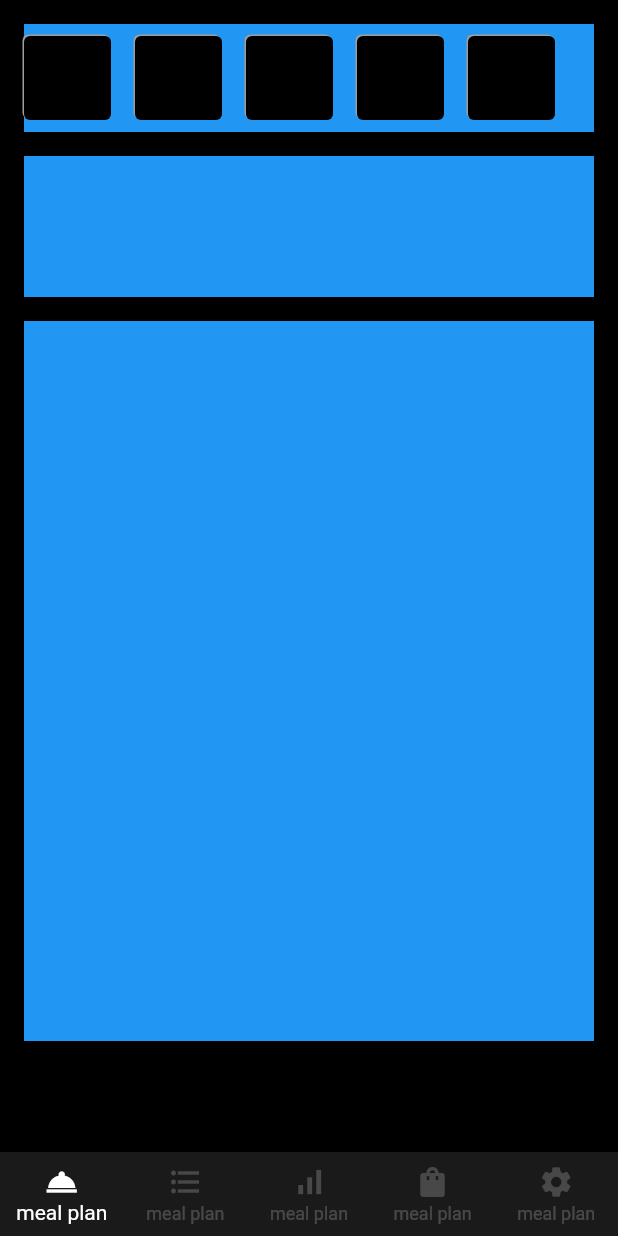
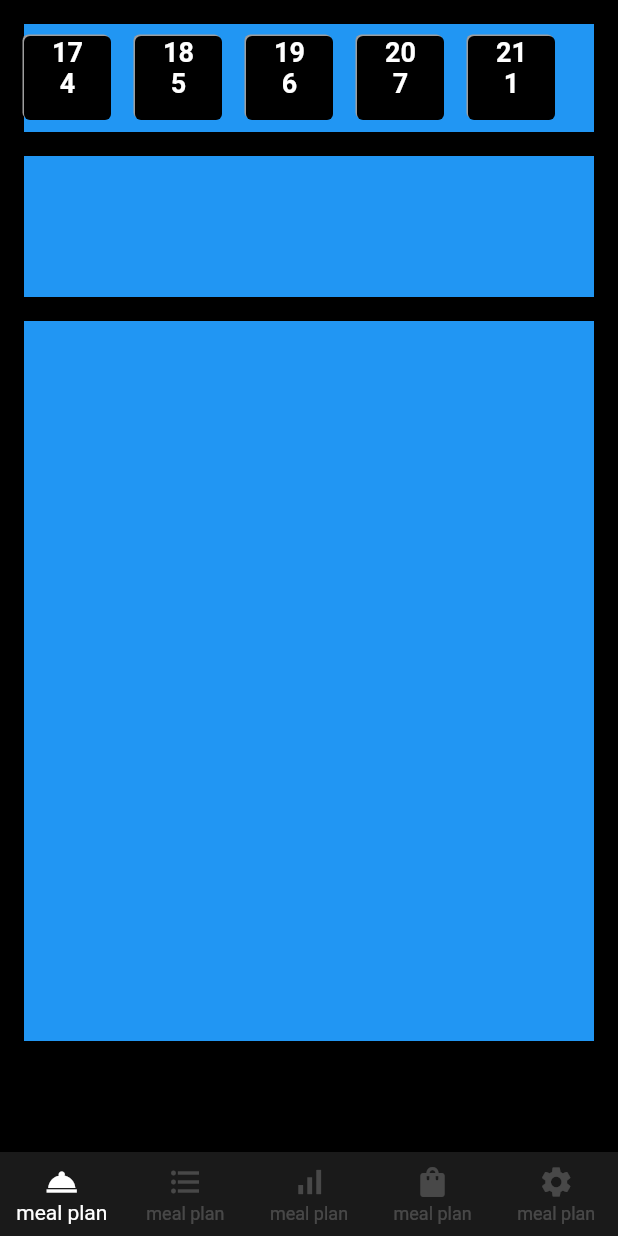
Before and after one commit to JAICHANGPARK/flutter_notebook_18th_story, a Flutter app: the screen it shows after launch, on a phone screen of 412 x 824 dp. Run offline on Flutter 3.47's test engine with Material 2 defaults, Android fonts, the phone set to English and light mode, and no system bars; our stand-ins replace cached_network_image, dotted_border, flutter_lorem, flutter_riverpod, flutter_svg, freezed_annotation and 4 more.

Commit message:
Update fitness_nutrition_main_page.dart

```diff
--- a/lib/ep1094_fitness_nutrition_app/src/ui/fitness_nutrition_main_page.dart
+++ b/lib/ep1094_fitness_nutrition_app/src/ui/fitness_nutrition_main_page.dart
@@ -9,6 +9,7 @@ class FitnessNutritionMainPage extends StatefulWidget {
 
 class _FitnessNutritionMainPageState extends State<FitnessNutritionMainPage> {
   int _index = 0;
+  int _topIndex = 0;
 
   @override
   Widget build(BuildContext context) {
@@ -29,6 +30,7 @@ class _FitnessNutritionMainPageState extends State<FitnessNutritionMainPage> {
                     child: ListView.builder(
                       itemCount: 5,
                       itemBuilder: (context, index) {
+                        var _day = DateTime.now().add(Duration(days: index));
                         return Padding(
                           padding: const EdgeInsets.only(right: 16, top: 8, bottom: 8),
                           child: Container(
@@ -45,8 +47,22 @@ class _FitnessNutritionMainPageState extends State<FitnessNutritionMainPage> {
                               ],
                             ),
                             child: Column(
-                              children: const [
-
+                              children: [
+                                Text(
+                                  _day.day.toString(),
+                                  style: TextStyle(
+                                    fontSize: 18,
+                                    color: Colors.white,
+                                    fontWeight: FontWeight.bold,
+                                  ),
+                                ),
+                                Text(_day.weekday.toString(),
+                                  style: TextStyle(
+                                    fontSize: 18,
+                                    color: Colors.white,
+                                    fontWeight: FontWeight.bold,
+                                  ),
+                                ),
                               ],
                             ),
                           ),
@@ -131,4 +147,22 @@ class _FitnessNutritionMainPageState extends State<FitnessNutritionMainPage> {
       ),
     );
   }
+
+  String weeklyConverter(int weekly){
+    switch(weekly){
+      case 1:
+        return "mon";
+      case 2:
+        return "tue";
+      case 3:
+        return "wed";
+      case 4:
+        return "wed";
+      case 5:
+        return "wed";
+      default:
+        return "??";
+    }
+  }
+
 }
```
